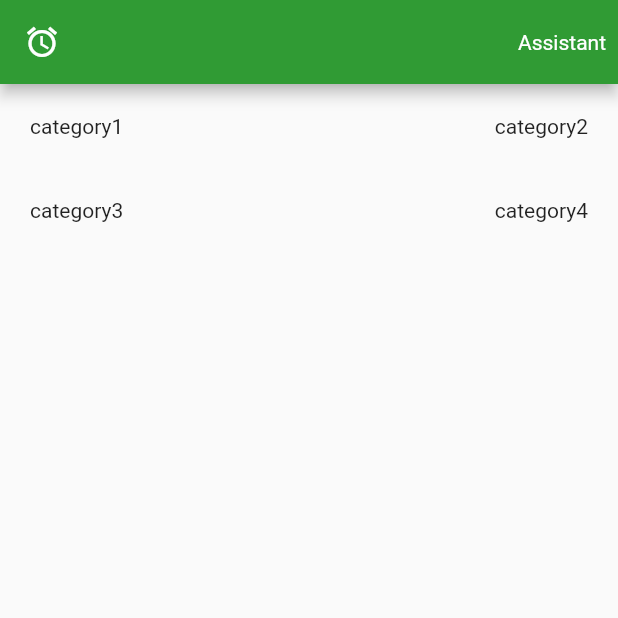
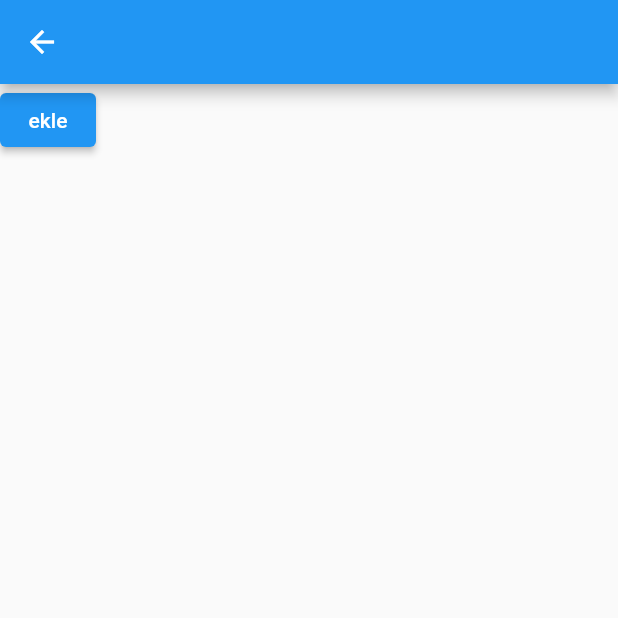
Before and after one commit to zeynepdurmus58/works, a Flutter app: the screen it shows after launch, after a tap on "category1", on a phone screen of 412 x 824 dp, the top half of it. Run offline on Flutter 3.47's test engine with Material 2 defaults, Android fonts, the phone set to English and light mode, and no system bars; our stand-ins replace go_router, isar; accounts and stored records are empty; generated files the repository leaves out were written again.

Commit message:
değişiklikler

```diff
--- a/work0/lib/main.dart
+++ b/work0/lib/main.dart
@@ -1,9 +1,15 @@
 import 'package:flutter/material.dart';
 import 'package:work0/screens/home_screen.dart';
+import 'package:work0/screens/test_screen.dart';
+import 'package:go_router/go_router.dart';
 
 void main() {
   runApp(const MyApp());
 }
+
+
+
+
 
 class MyApp extends StatelessWidget {
   const MyApp({super.key});
@@ -16,6 +22,7 @@ class MyApp extends StatelessWidget {
       debugShowCheckedModeBanner: false,
       routes: {
         '/home' :(context) => HomeScreen(),
+        '/test' :(context) => TestScreen(),
       },
       theme: ThemeData(
         primarySwatch: Colors.blue,
--- a/work0/lib/screens/home_screen.dart
+++ b/work0/lib/screens/home_screen.dart
@@ -30,8 +30,11 @@ class _HomeScreenState extends State<HomeScreen> {
             child: Row(
               mainAxisAlignment: MainAxisAlignment.spaceBetween,
               children: [
-                CategoryWidget(
-                  category: "category1",
+                InkWell(
+                  onTap: () => Navigator.of(context).pushNamed('/test'),
+                  child: CategoryWidget(
+                    category: "category1",
+                  ),
                 ),
                 CategoryWidget(
                   category: "category2"
--- /dev/null
+++ b/work0/lib/screens/test_screen.dart
@@ -0,0 +1,72 @@
+import 'package:flutter/material.dart';
+import 'package:isar/isar.dart';
+import 'package:work0/db/user.dart';
+
+class TestScreen extends StatefulWidget {
+  const TestScreen({super.key});
+
+  @override
+  State<TestScreen> createState() => _TestScreenState();
+}
+
+class _TestScreenState extends State<TestScreen> {
+  late Isar isar;
+
+  addUser(String name, String motherName, String fatherName, int age, String birthPlace, String phone) async {
+
+
+    //veritabanı işlemleri burda yapılacak
+
+    final newUser = User()
+      ..name = name
+      ..fatherName = fatherName
+      ..motherName = motherName
+      ..age = age
+      ..birthPlace = birthPlace
+      ..phone = phone;
+
+      await isar.writeTxn(() async => await isar.users.put(newUser));
+
+    //isar.close();
+
+    ScaffoldMessenger.of(context).showSnackBar(SnackBar(content: Text("kullanıcı eklendi")));
+  }
+
+  openConnection() async {
+    isar = await Isar.open([UserSchema]);
+    setState(() {});
+  }
+
+  closeConnection() async {
+    await isar.close();
+  }
+
+    @override
+  void initState() {
+    print("ekran çalıştı");
+    openConnection();
+    super.initState();
+  }
+
+  @override
+  void dispose() {
+    print("ekran kapandı");
+    closeConnection();
+    super.dispose();
+  }
+
+  @override
+  Widget build(BuildContext context) {
+    return Scaffold(
+      appBar: AppBar(),
+      body: Column(
+        children: [
+          ElevatedButton(
+              onPressed: () => addUser(
+                  "Zeynep Durmuş", "X", "Y", 20, "İstanbul", "5580585858"),
+              child: Text("ekle")),
+        ],
+      ),
+    );
+  }
+}
--- a/work0/lib/widgets/category_widget.dart
+++ b/work0/lib/widgets/category_widget.dart
@@ -2,19 +2,18 @@ import 'package:flutter/material.dart';
 
 class CategoryWidget extends StatelessWidget {
   final String category;
+
   const CategoryWidget({
     Key? key,
     required this.category,
+
   }) : super(key: key);
 
 //home ekranındaki kategorilerin widget'ı
   @override
   Widget build(BuildContext context) {
-    return InkWell(
-      onTap: () => print("Tıklandı"),
-      child: Container(
-        child: Text(category),
-      ),
+    return Container(
+      child: Text(category),
     );
   }
 }
```
